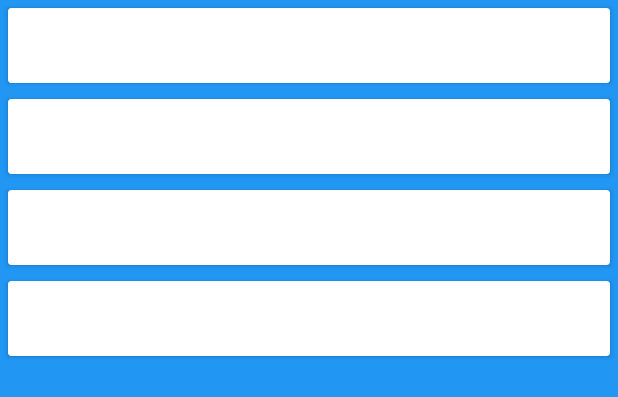
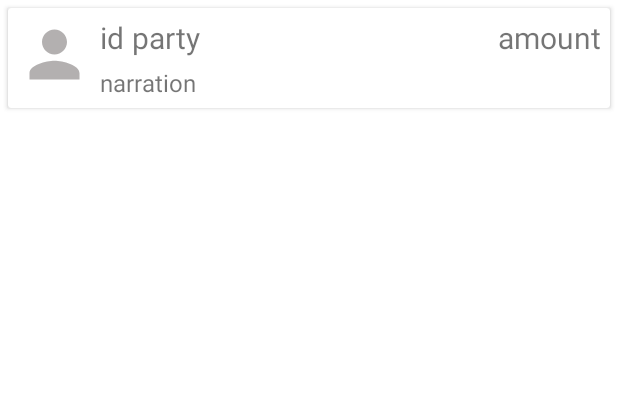
Before and after one commit to mrinshad/WalletManager, an Android app: the layout list_report_expense.xml on its own in the app's theme, with its tools: preview values and no code run, on a phone screen of 412 x 824 dp. Shown: the top 397 px of the screen. Run offline under Robolectric (Android 15) with nearby library versions, the light colour scheme and no system bars.

Commit message:
made some more changes

```diff
--- /dev/null
+++ b/app/src/main/res/drawable/ic_baseline_arrow_back_24.xml
@@ -0,0 +1,5 @@
+<vector android:autoMirrored="true" android:height="24dp"
+    android:tint="#FFFFFF" android:viewportHeight="24"
+    android:viewportWidth="24" android:width="24dp" xmlns:android="http://schemas.android.com/apk/res/android">
+    <path android:fillColor="@android:color/white" android:pathData="M20,11H7.83l5.59,-5.59L12,4l-8,8 8,8 1.41,-1.41L7.83,13H20v-2z"/>
+</vector>
--- /dev/null
+++ b/app/src/main/res/drawable/ic_baseline_person_24.xml
@@ -0,0 +1,5 @@
+<vector android:height="24dp" android:tint="#B3B0B0"
+    android:viewportHeight="24" android:viewportWidth="24"
+    android:width="24dp" xmlns:android="http://schemas.android.com/apk/res/android">
+    <path android:fillColor="@android:color/white" android:pathData="M12,12c2.21,0 4,-1.79 4,-4s-1.79,-4 -4,-4 -4,1.79 -4,4 1.79,4 4,4zM12,14c-2.67,0 -8,1.34 -8,4v2h16v-2c0,-2.66 -5.33,-4 -8,-4z"/>
+</vector>
--- a/app/src/main/res/layout/list_report_expense.xml
+++ b/app/src/main/res/layout/list_report_expense.xml
@@ -1,24 +1,80 @@
 <?xml version="1.0" encoding="utf-8"?>
-<LinearLayout xmlns:android="http://schemas.android.com/apk/res/android"
+<RelativeLayout xmlns:android="http://schemas.android.com/apk/res/android"
     android:layout_width="match_parent"
-    android:layout_height="match_parent"
-    android:orientation="vertical"
-    android:background="@color/purple_500">
+    android:layout_height="match_parent">
 
     <androidx.cardview.widget.CardView
+        android:id="@+id/cardView"
         android:layout_width="match_parent"
-        android:layout_height="50dp"
-        android:layout_margin="5dp" />
-    <androidx.cardview.widget.CardView
-        android:layout_width="match_parent"
-        android:layout_height="50dp"
-        android:layout_margin="5dp" />
-    <androidx.cardview.widget.CardView
-        android:layout_width="match_parent"
-        android:layout_height="50dp"
-        android:layout_margin="5dp" />
-    <androidx.cardview.widget.CardView
-        android:layout_width="match_parent"
-        android:layout_height="50dp"
-        android:layout_margin="5dp" />
-</LinearLayout>
+        android:layout_height="wrap_content"
+        android:layout_margin="5dp">
+
+        <LinearLayout
+            android:layout_width="match_parent"
+            android:layout_height="match_parent"
+            android:orientation="horizontal"
+            android:padding="6dp">
+
+            <LinearLayout
+                android:layout_width="wrap_content"
+                android:layout_height="match_parent">
+                <ImageView
+                    android:layout_width="50dp"
+                    android:layout_height="50dp"
+                    android:src="@drawable/ic_baseline_person_24"/>
+            </LinearLayout>
+
+            <LinearLayout
+                android:layout_width="match_parent"
+                android:layout_height="match_parent"
+                android:layout_marginLeft="5dp"
+                android:orientation="vertical">
+
+                <RelativeLayout
+                    android:layout_width="match_parent"
+                    android:layout_height="wrap_content"
+                    android:weightSum="100">
+
+                    <TextView
+                        android:id="@+id/idTextView"
+                        android:layout_width="wrap_content"
+                        android:layout_height="wrap_content"
+                        android:text="id"
+                        android:textSize="20sp" />
+
+                    <TextView
+                        android:id="@+id/partyNameTextView"
+                        android:layout_width="wrap_content"
+                        android:layout_height="wrap_content"
+                        android:layout_marginStart="5dp"
+                        android:layout_toEndOf="@+id/idTextView"
+                        android:layout_toRightOf="@+id/idTextView"
+                        android:text="party"
+                        android:textSize="20sp" />
+
+                    <TextView
+                        android:id="@+id/amountTextView"
+                        android:layout_width="wrap_content"
+                        android:layout_height="wrap_content"
+                        android:layout_alignParentEnd="true"
+                        android:text="amount"
+                        android:textSize="20sp" />
+                </RelativeLayout>
+
+                <LinearLayout
+                    android:layout_width="match_parent"
+                    android:layout_height="wrap_content"
+                    android:layout_marginTop="5dp">
+
+                    <TextView
+                        android:id="@+id/narrationTextView"
+                        android:layout_width="0dp"
+                        android:layout_height="wrap_content"
+                        android:layout_weight="25"
+                        android:text="narration"
+                        android:textSize="16sp" />
+                </LinearLayout>
+            </LinearLayout>
+        </LinearLayout>
+    </androidx.cardview.widget.CardView>
+</RelativeLayout>
```
Also changed, not shown: app/src/main/java/com/example/walletmanager/Reports/ExpenseReport.java (+14 -7 lines), app/src/main/res/layout/activity_expense_report.xml (+24 -43 lines), app/src/main/res/layout/activity_main.xml (+20 -12 lines).
